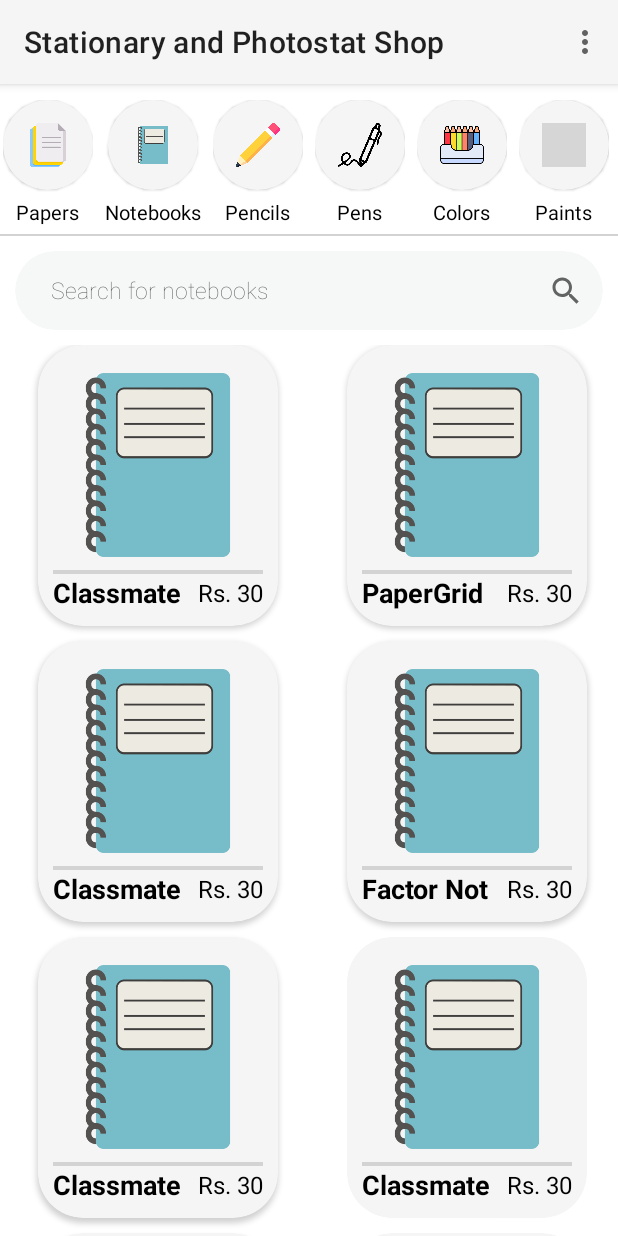
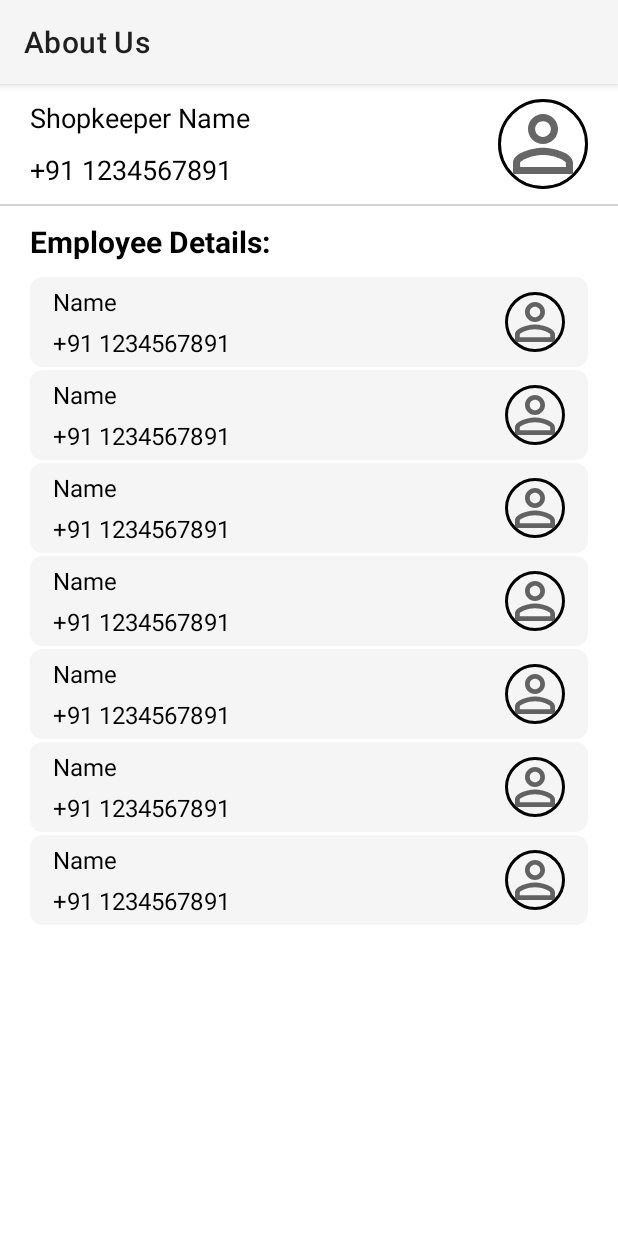
Before and after one commit to iamvs-2002/LNMIIT_Shopping_Complex, an Android app: the StationaryShop screen opened directly, with no data from a screen before it, in the options menu, after a tap on "About Us", on a phone screen of 412 x 824 dp. Run offline under Robolectric (Android 15) with nearby library versions, the phone set to English and light mode, and no system bars; our stand-ins replace CircleImageView; grey boxes are pictures that could not be loaded.

Commit message:
About Us page implemented

```diff
--- a/app/src/main/java/com/example/lnmiitshoppingcomplex/Shops/StationaryShop/HomePage/StationaryShop.java
+++ b/app/src/main/java/com/example/lnmiitshoppingcomplex/Shops/StationaryShop/HomePage/StationaryShop.java
@@ -25,6 +25,7 @@
 import com.example.lnmiitshoppingcomplex.Shops.StationaryShop.Classes.Item.ItemAdapter;
 import com.example.lnmiitshoppingcomplex.Shops.StationaryShop.Classes.Item.ItemModel;
 import com.example.lnmiitshoppingcomplex.Shops.StationaryShop.HomePage.Login.LoginActivity;
+import com.example.lnmiitshoppingcomplex.Shops.StationaryShop.MenuItems.AboutUs.AboutUs;
 import com.example.lnmiitshoppingcomplex.Shops.StationaryShop.MenuItems.ManageEmployees.ManageEmployees;
 import com.google.android.material.floatingactionbutton.ExtendedFloatingActionButton;
 
@@ -193,7 +194,8 @@
                 Toast.makeText(getApplicationContext(),"Settings",Toast.LENGTH_LONG).show();
                 return true;
             case R.id.stationaryshop_about_us:
-                Toast.makeText(getApplicationContext(),"About Us",Toast.LENGTH_LONG).show();
+                startActivity(new Intent(StationaryShop.this, AboutUs.class));
+                //Toast.makeText(getApplicationContext(),"About Us",Toast.LENGTH_LONG).show();
                 return true;
             case R.id.stationaryshop_shopkeeper_logout:
                 Toast.makeText(getApplicationContext(),"Log Out",Toast.LENGTH_LONG).show();
--- a/app/src/main/java/com/example/lnmiitshoppingcomplex/Shops/StationaryShop/MenuItems/AboutUs/AboutUs.java
+++ b/app/src/main/java/com/example/lnmiitshoppingcomplex/Shops/StationaryShop/MenuItems/AboutUs/AboutUs.java
@@ -9,8 +9,8 @@
 import android.widget.TextView;
 
 import com.example.lnmiitshoppingcomplex.R;
-import com.example.lnmiitshoppingcomplex.Shops.StationaryShop.Classes.Employee.EmployeeAdapter;
-import com.example.lnmiitshoppingcomplex.Shops.StationaryShop.Classes.Employee.EmployeeModel;
+import com.example.lnmiitshoppingcomplex.Shops.StationaryShop.MenuItems.AboutUs.Classes.EmployeeAdapter;
+import com.example.lnmiitshoppingcomplex.Shops.StationaryShop.MenuItems.AboutUs.Classes.EmployeeModel;
 
 import java.util.ArrayList;
 import java.util.Arrays;
--- a/app/src/main/java/com/example/lnmiitshoppingcomplex/Shops/StationaryShop/Classes/Employee/EmployeeAdapter.java
+++ b/app/src/main/java/com/example/lnmiitshoppingcomplex/Shops/StationaryShop/MenuItems/AboutUs/Classes/EmployeeAdapter.java
@@ -1,4 +1,4 @@
-package com.example.lnmiitshoppingcomplex.Shops.StationaryShop.Classes.Employee;
+package com.example.lnmiitshoppingcomplex.Shops.StationaryShop.MenuItems.AboutUs.Classes;
 
 import android.annotation.SuppressLint;
 import android.content.Context;
--- a/app/src/main/java/com/example/lnmiitshoppingcomplex/Shops/StationaryShop/Classes/Employee/EmployeeModel.java
+++ b/app/src/main/java/com/example/lnmiitshoppingcomplex/Shops/StationaryShop/MenuItems/AboutUs/Classes/EmployeeModel.java
@@ -1,4 +1,4 @@
-package com.example.lnmiitshoppingcomplex.Shops.StationaryShop.Classes.Employee;
+package com.example.lnmiitshoppingcomplex.Shops.StationaryShop.MenuItems.AboutUs.Classes;
 
 public class EmployeeModel {
     String name;
```
